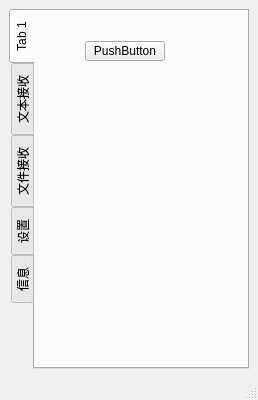
Above: Software/QT-rebuid/Sparrow/mainwindow.ui from Magiclxw/Sparrow before the change. Below: the same form after it.
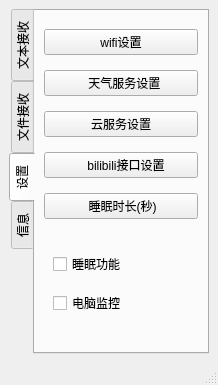
That is the form after the change. The open tabs and pages were chosen to show the change.

Commit message: 20241120 实现基本功能

```diff
--- a/Software/QT-rebuid/Sparrow/mainwindow.ui
+++ b/Software/QT-rebuid/Sparrow/mainwindow.ui
@@ -6,10 +6,16 @@
    <rect>
     <x>0</x>
     <y>0</y>
-    <width>258</width>
-    <height>400</height>
+    <width>218</width>
+    <height>385</height>
    </rect>
   </property>
+  <property name="maximumSize">
+   <size>
+    <width>218</width>
+    <height>16777215</height>
+   </size>
+  </property>
   <property name="windowTitle">
    <string>MainWindow</string>
   </property>
@@ -17,30 +23,18 @@
    <layout class="QVBoxLayout" name="verticalLayout">
     <item>
      <widget class="QTabWidget" name="tabWidget">
+      <property name="maximumSize">
+       <size>
+        <width>200</width>
+        <height>16777215</height>
+       </size>
+      </property>
       <property name="tabPosition">
        <enum>QTabWidget::West</enum>
       </property>
       <property name="currentIndex">
        <number>1</number>
       </property>
-      <widget class="QWidget" name="tab">
-       <attribute name="title">
-        <string>Tab 1</string>
-       </attribute>
-       <widget class="QPushButton" name="pushButton">
-        <property name="geometry">
-         <rect>
-          <x>50</x>
-          <y>30</y>
-          <width>80</width>
-          <height>20</height>
-         </rect>
-        </property>
-        <property name="text">
-         <string>PushButton</string>
-        </property>
-       </widget>
-      </widget>
       <widget class="QWidget" name="tab_2">
        <attribute name="title">
         <string>文本接收</string>
@@ -120,18 +114,18 @@
             <height>100</height>
            </size>
           </property>
-          <layout class="QFormLayout" name="formLayout">
-           <item row="0" column="1">
+          <layout class="QVBoxLayout" name="verticalLayout_5">
+           <item>
             <widget class="QCheckBox" name="checkBox">
              <property name="text">
-              <string> 睡眠功能</string>
+              <string>睡眠功能</string>
              </property>
             </widget>
            </item>
-           <item row="0" column="0">
+           <item>
             <widget class="QCheckBox" name="cbPCMonitor">
              <property name="text">
-              <string>   电脑监控</string>
+              <string>电脑监控</string>
              </property>
             </widget>
            </item>
```
Left out of the diff: 10 changed lines with no effect on the pictures. The commit also changes 25 other files.
